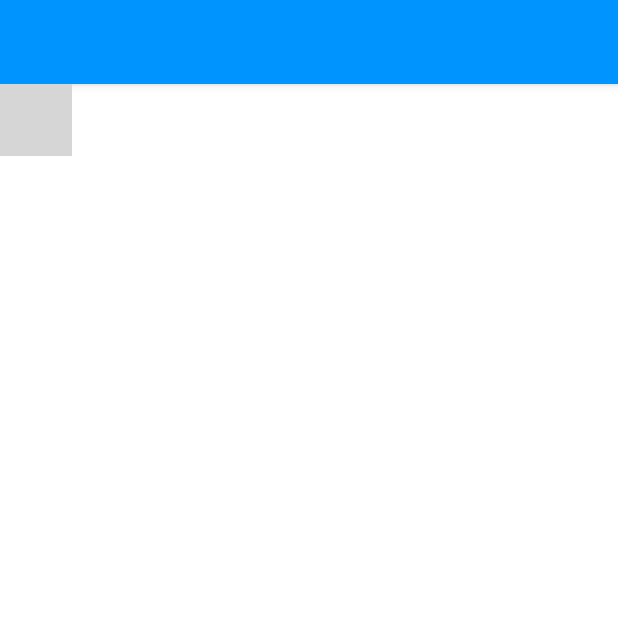
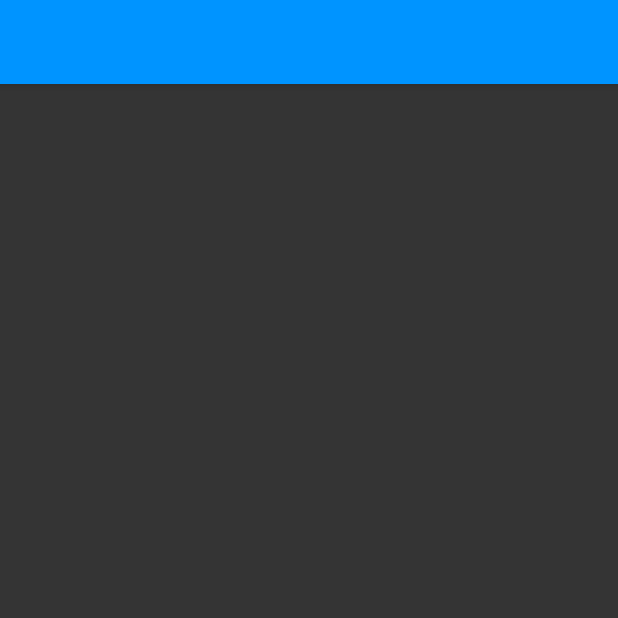
Before and after one commit to nikoarap/GameTime, an Android app built with Jetpack Compose: the composable LoadTopBarWithContent called with empty values, on a phone screen of 412 x 824 dp, the top half of it. Run offline under Robolectric (Android 15) with nearby library versions, the phone set to English and light mode, and no system bars; 2 statements that could not run were skipped; grey boxes are pictures that could not be loaded.

Commit message:
updated view

```diff
--- a/app/src/main/java/com/nikoarap/gametime/utils/Constants.kt
+++ b/app/src/main/java/com/nikoarap/gametime/utils/Constants.kt
@@ -8,5 +8,8 @@ class Constants {
         const val REALM_SCHEMA_VER = 0L
         const val BAD_REQUEST = 400
         const val VALUE_ZERO = 0
+
+        //dp + sp constants
+        const val DP_16 = 16
     }
 }
--- a/app/src/main/java/com/nikoarap/gametime/view/composables/SportsListComponent.kt
+++ b/app/src/main/java/com/nikoarap/gametime/view/composables/SportsListComponent.kt
@@ -2,16 +2,34 @@ package com.nikoarap.gametime.view.composables
 
 import android.widget.Toast
 import android.widget.Toast.LENGTH_SHORT
+import androidx.compose.foundation.background
+import androidx.compose.foundation.layout.Column
+import androidx.compose.foundation.layout.PaddingValues
+import androidx.compose.foundation.layout.fillMaxSize
+import androidx.compose.foundation.layout.padding
 import androidx.compose.runtime.Composable
+import androidx.compose.ui.Modifier
 import androidx.compose.ui.platform.LocalContext
 import com.nikoarap.gametime.models.SportModel
+import com.nikoarap.gametime.view.themes.surface
+import com.nikoarap.gametime.view.themes.tertiary
 
 @Composable
 fun LoadSportList(
     sports: List<SportModel>,
     refreshing: Boolean,
-    onRefresh: () -> Unit
+    onRefresh: () -> Unit,
+    paddingValues: PaddingValues
 ) {
 
-    Toast.makeText(LocalContext.current, "SPORT ITEMS COUNT: " + sports.size, LENGTH_SHORT).show()
+    Column(
+        modifier = Modifier
+            .fillMaxSize()
+            .background(color = surface)
+            .padding(paddingValues)
+    ) {
+
+    }
+
+
 }
```
Also changed, not shown: app/src/main/java/com/nikoarap/gametime/view/MainActivity.kt (+2 -23 lines).
